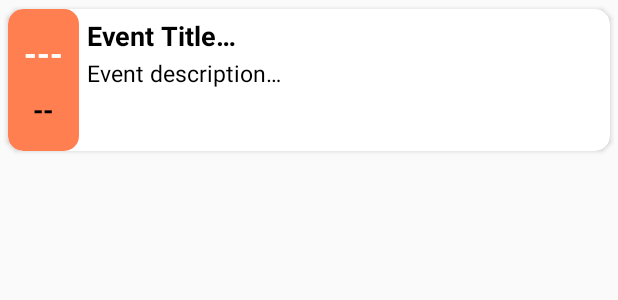
After one commit to poppinjay13/Grind, an Android app: the layout event.xml on its own in the app's theme, with its tools: preview values and no code run, on a phone screen of 412 x 824 dp. The commit adds this screen. Shown: the top 300 px of the screen. Run offline under Robolectric (Android 15) with nearby library versions, the phone set to English and light mode, and no system bars.

Commit message:
recycler view and swipe to delete/complete

```diff
--- a/app/build.gradle
+++ b/app/build.gradle
@@ -32,4 +32,6 @@ dependencies {
     implementation 'androidx.room:room-runtime:2.2.3'
     annotationProcessor 'androidx.room:room-compiler:2.2.3'
     androidTestImplementation 'androidx.room:room-testing:2.2.3'
+    //fluentsnackbar
+    implementation 'com.github.antonygolovin:fluentsnackbar:1.0.0'
 }
--- a/app/src/main/java/com/poppinjay13/grind/CreateActivity.java
+++ b/app/src/main/java/com/poppinjay13/grind/CreateActivity.java
@@ -110,6 +110,7 @@ public class CreateActivity extends AppCompatActivity {
     private void save() {
         try{
             Event event = new Event(
+                    grindRoomDatabase.EventDAO().getEvents().size()+1,
                     title.getText().toString(),
                     description.getText().toString(),
                     0,
--- a/app/src/main/java/com/poppinjay13/grind/Entities/Event.java
+++ b/app/src/main/java/com/poppinjay13/grind/Entities/Event.java
@@ -25,7 +25,8 @@ public class Event {
     }
 
     @Ignore
-    public Event(String title, String description, int status, String start_date, String end_date, String start_time, String end_time, String created_at, String updated_at) {
+    public Event(int id, String title, String description, int status, String start_date, String end_date, String start_time, String end_time, String created_at, String updated_at) {
+        this.id = id;
         this.title = title;
         this.description = description;
         this.status = status;
--- /dev/null
+++ b/app/src/main/res/drawable/date.xml
@@ -0,0 +1,11 @@
+<?xml version="1.0" encoding="utf-8"?>
+<shape xmlns:android="http://schemas.android.com/apk/res/android" >
+    <stroke android:width="0dp"
+        android:color="@color/colorAccent" />
+
+    <corners android:radius="10dp" />
+
+    <gradient android:angle="0"
+        android:endColor="@color/colorAccent"
+        android:startColor="@color/colorAccent" />
+</shape>
--- /dev/null
+++ b/app/src/main/res/layout/event.xml
@@ -0,0 +1,72 @@
+<?xml version="1.0" encoding="utf-8"?>
+<androidx.cardview.widget.CardView
+    android:id="@+id/event"
+    xmlns:android="http://schemas.android.com/apk/res/android"
+    xmlns:app="http://schemas.android.com/apk/res-auto"
+    android:orientation="vertical"
+    android:layout_width="match_parent"
+    app:cardCornerRadius="10dp"
+    app:cardUseCompatPadding="true"
+    android:layout_height="wrap_content">
+    <LinearLayout
+        android:layout_width="match_parent"
+        android:layout_height="wrap_content">
+        <LinearLayout
+            android:layout_width="wrap_content"
+            android:layout_height="match_parent"
+            android:orientation="vertical"
+            android:paddingLeft="5dp"
+            android:paddingRight="5dp"
+            android:background="@drawable/date"
+            android:gravity="center_vertical">
+            <TextView
+                android:id="@+id/month"
+                android:layout_width="wrap_content"
+                android:layout_height="wrap_content"
+                android:padding="5dp"
+                android:textSize="22sp"
+                android:text="---"
+                android:layout_gravity="center_horizontal"
+                android:textStyle="bold"
+                android:textColor="@color/colorWhite"/>
+            <TextView
+                android:id="@+id/date"
+                android:layout_width="wrap_content"
+                android:layout_height="wrap_content"
+                android:padding="5dp"
+                android:textSize="18sp"
+                android:text="--"
+                android:layout_gravity="center_horizontal"
+                android:textStyle="bold"
+                android:textColor="@color/colorBlack"/>
+        </LinearLayout>
+        <LinearLayout
+            android:layout_width="match_parent"
+            android:layout_height="wrap_content"
+            android:padding="5dp"
+            android:orientation="vertical">
+            <TextView
+                android:id="@+id/title"
+                android:layout_width="match_parent"
+                android:layout_height="wrap_content"
+                android:maxLines="1"
+                android:textColor="@color/colorBlack"
+                android:text="@string/event_title"
+                android:textStyle="bold"
+                android:layout_marginBottom="2dp"
+                android:textSize="18sp"
+                android:ellipsize="end"/>
+            <TextView
+                android:id="@+id/description"
+                android:layout_width="match_parent"
+                android:layout_height="wrap_content"
+                android:maxLines="3"
+                android:lines="3"
+                android:textSize="15sp"
+                android:text="@string/event_description"
+                android:textColor="@color/colorBlack"
+                android:ellipsize="end"/>
+        </LinearLayout>
+    </LinearLayout>
+
+</androidx.cardview.widget.CardView>
--- a/app/src/main/res/values/strings.xml
+++ b/app/src/main/res/values/strings.xml
@@ -2,7 +2,7 @@
     <string name="app_name">Grind</string>
     <string name="hello">Hello,</string>
     <string name="search">Search…</string>
-    <string name="today">Today</string>
+    <string name="today">My Events</string>
     <string name="prompt">prompt</string>
     <string name="prompt_text">Create an Event to get started</string>
 
--- a/build.gradle
+++ b/build.gradle
@@ -18,6 +18,12 @@ allprojects {
     repositories {
         google()
         jcenter()
+        maven {
+            url "https://maven.google.com"
+        }
+        maven {
+            url "https://jitpack.io"
+        }
 
     }
 }
```
Also changed, not shown: app/src/main/java/com/poppinjay13/grind/Adapters/EventsAdapter.java (added, +180 -0 lines), app/src/main/java/com/poppinjay13/grind/DAO/EventDAO.java (+10 -1 lines), app/src/main/java/com/poppinjay13/grind/MainActivity.java (+20 -2 lines), app/src/main/java/com/poppinjay13/grind/Swipe.java (added, +84 -0 lines), app/src/main/res/layout/activity_main.xml (+8 -2 lines).
